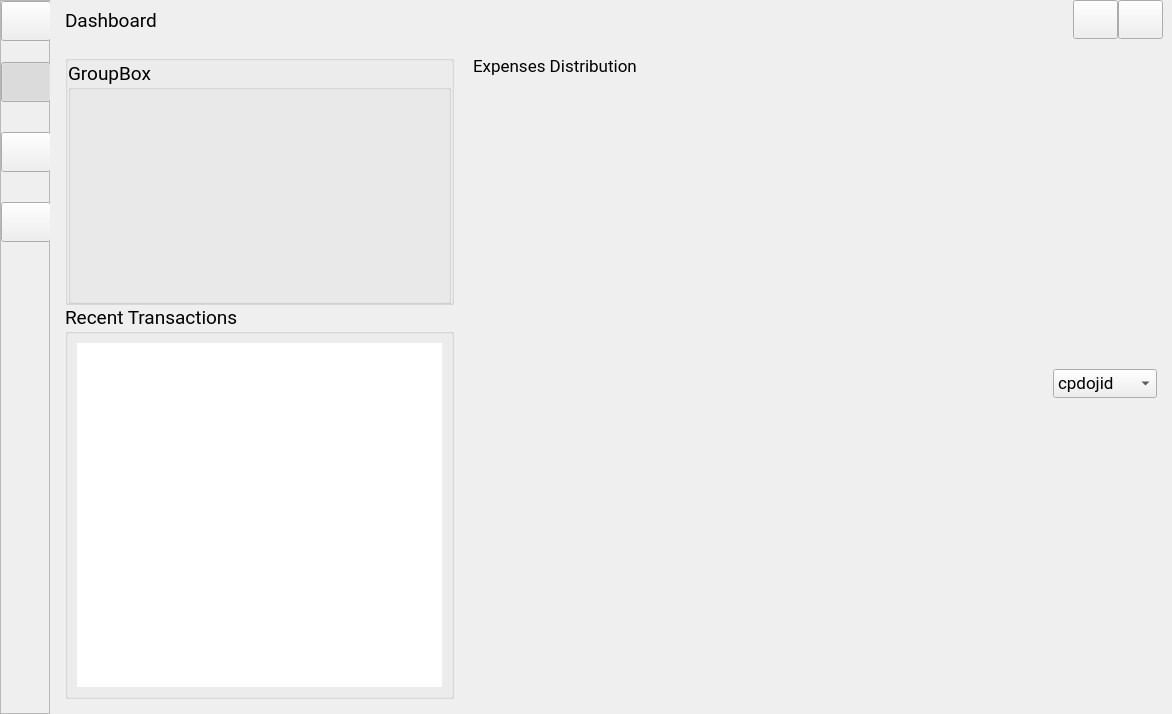
Qt form skeletons/MainWindow.ui (opierre/Budgetter) before a commit.
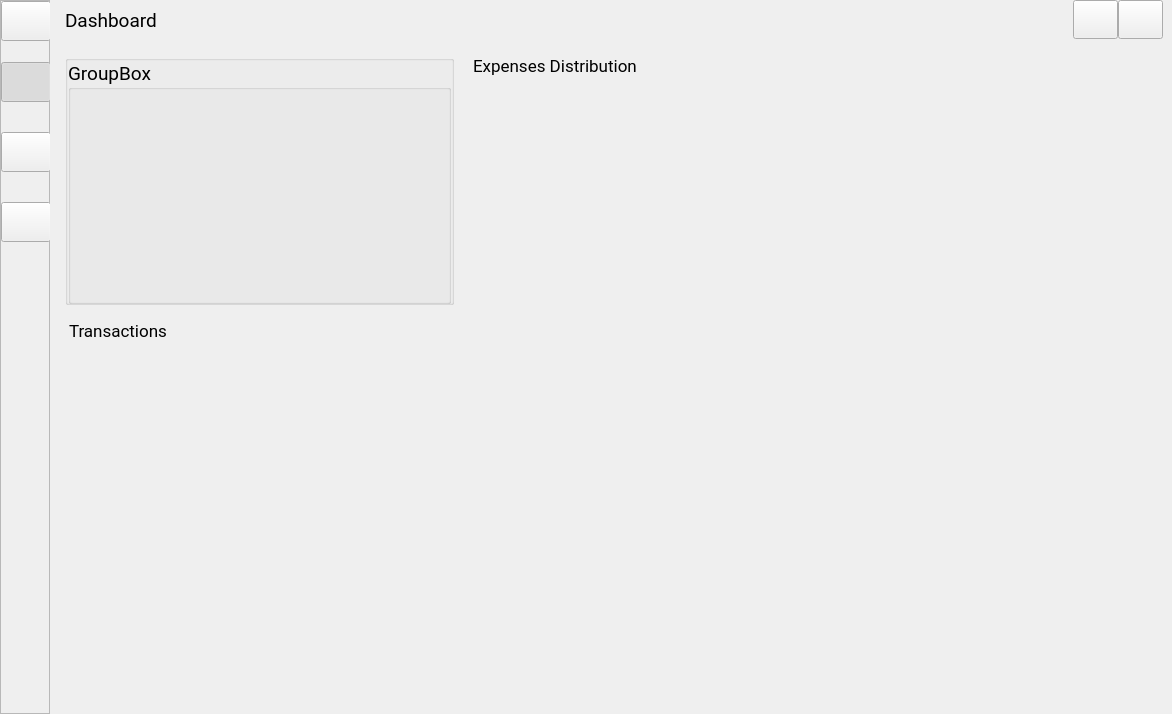
The same form after that commit. Icons and pictures are not drawn. Custom widgets are drawn as their Qt base class.

Commit message: Update transactions panel (model/listview/delegate)

```diff
--- a/skeletons/MainWindow.ui
+++ b/skeletons/MainWindow.ui
@@ -630,44 +630,10 @@
        <property name="bottomMargin">
         <number>15</number>
        </property>
-       <property name="horizontalSpacing">
+       <property name="spacing">
         <number>15</number>
        </property>
-       <property name="verticalSpacing">
-        <number>0</number>
-       </property>
-       <item row="1" column="0" rowspan="2" colspan="2">
-        <widget class="QGroupBox" name="transactions">
-         <property name="font">
-          <font>
-           <family>Roboto</family>
-           <pointsize>14</pointsize>
-          </font>
-         </property>
-         <property name="title">
-          <string>Recent Transactions</string>
-         </property>
-         <property name="checkable">
-          <bool>false</bool>
-         </property>
-         <layout class="QGridLayout" name="gridLayout_5">
-          <item row="0" column="0">
-           <widget class="QTableView" name="tableView">
-            <property name="sizePolicy">
-             <sizepolicy hsizetype="Preferred" vsizetype="Preferred">
-              <horstretch>0</horstretch>
-              <verstretch>0</verstretch>
-             </sizepolicy>
-            </property>
-            <property name="frameShape">
-             <enum>QFrame::NoFrame</enum>
-            </property>
-           </widget>
-          </item>
-         </layout>
-        </widget>
-       </item>
-       <item row="0" column="2" rowspan="3">
+       <item row="0" column="3" rowspan="3">
         <widget class="Container" name="monthlyExpenses">
          <property name="sizePolicy">
           <sizepolicy hsizetype="Preferred" vsizetype="Preferred">
@@ -701,46 +667,6 @@
            <property name="rightMargin">
             <number>0</number>
            </property>
-           <item row="0" column="1">
-            <widget class="QComboBox" name="comboBox">
-             <property name="cursor">
-              <cursorShape>PointingHandCursor</cursorShape>
-             </property>
-             <item>
-              <property name="text">
-               <string>cpdojid</string>
-              </property>
-             </item>
-             <item>
-              <property name="text">
-               <string>fezfezf</string>
-              </property>
-             </item>
-             <item>
-              <property name="text">
-               <string>fezfezf</string>
-              </property>
-             </item>
-             <item>
-              <property name="text">
-               <string>breberbre</string>
-              </property>
-             </item>
-            </widget>
-           </item>
-           <item row="0" column="0">
-            <spacer name="horizontalSpacer_2">
-             <property name="orientation">
-              <enum>Qt::Horizontal</enum>
-             </property>
-             <property name="sizeHint" stdset="0">
-              <size>
-               <width>40</width>
-               <height>20</height>
-              </size>
-             </property>
-            </spacer>
-           </item>
           </layout>
          </widget>
         </widget>
@@ -809,6 +735,26 @@
          </layout>
         </widget>
        </item>
+       <item row="1" column="0" rowspan="2" colspan="2">
+        <widget class="Container" name="transactions">
+         <property name="font">
+          <font>
+           <family>Roboto</family>
+           <pointsize>13</pointsize>
+          </font>
+         </property>
+         <property name="features">
+          <set>QDockWidget::NoDockWidgetFeatures</set>
+         </property>
+         <property name="allowedAreas">
+          <set>Qt::NoDockWidgetArea</set>
+         </property>
+         <property name="windowTitle">
+          <string>Transactions</string>
+         </property>
+         <widget class="QWidget" name="dockWidgetContents_2"/>
+        </widget>
+       </item>
       </layout>
      </widget>
      <widget class="QWidget" name="page_2">
```
The commit also changes 15 other files.
